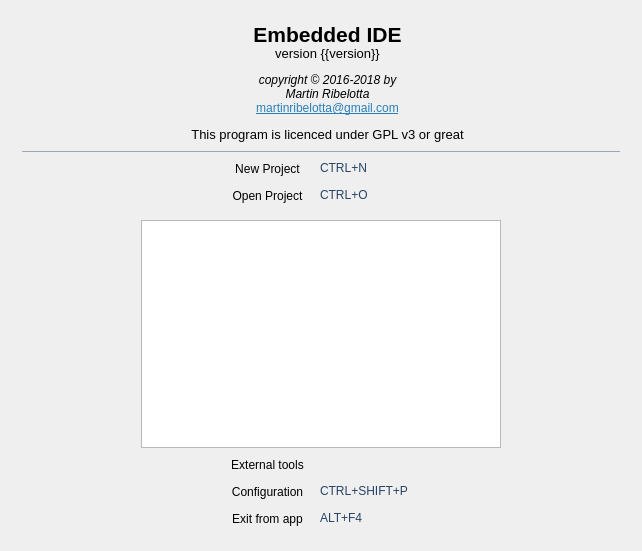
Above: ide/mainwindow.ui from martinribelotta/embedded-ide before the change. Below: the same form after it.
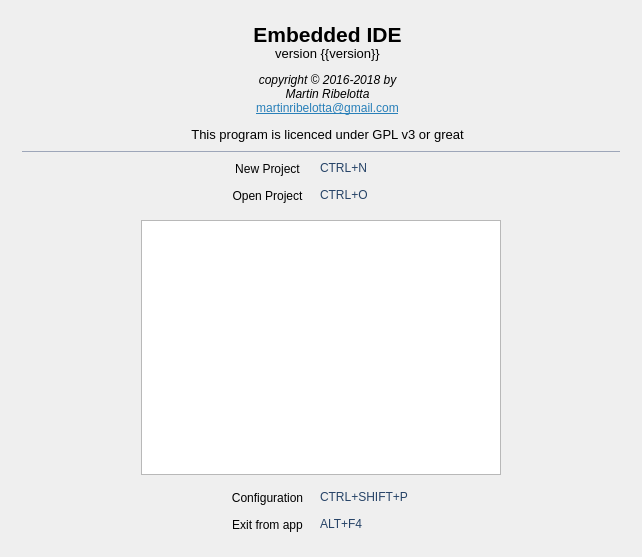
That is the form after the change. The open tabs and pages were chosen to show the change. Icons and pictures are not drawn. Custom widgets are drawn as their Qt base class.

Commit message:
Fix caret color setting and minor fix on ui
This commit fix #39

Patch:
```diff
--- a/ide/mainwindow.ui
+++ b/ide/mainwindow.ui
@@ -7,7 +7,7 @@
     <x>0</x>
     <y>0</y>
     <width>642</width>
-    <height>551</height>
+    <height>557</height>
    </rect>
   </property>
   <layout class="QVBoxLayout" name="verticalLayout_2">
@@ -945,41 +945,6 @@
              </property>
             </widget>
            </item>
-           <item row="0" column="1">
-            <widget class="QToolButton" name="buttonExternalTools">
-             <property name="sizePolicy">
-              <sizepolicy hsizetype="Preferred" vsizetype="Fixed">
-               <horstretch>0</horstretch>
-               <verstretch>0</verstretch>
-              </sizepolicy>
-             </property>
-             <property name="toolTip">
-              <string>Open Confioguration</string>
-             </property>
-             <property name="text">
-              <string>External tools</string>
-             </property>
-             <property name="icon">
-              <iconset theme="run-build-configure">
-               <normaloff>.</normaloff>.</iconset>
-             </property>
-             <property name="iconSize">
-              <size>
-               <width>22</width>
-               <height>22</height>
-              </size>
-             </property>
-             <property name="popupMode">
-              <enum>QToolButton::InstantPopup</enum>
-             </property>
-             <property name="toolButtonStyle">
-              <enum>Qt::ToolButtonTextBesideIcon</enum>
-             </property>
-             <property name="autoRaise">
-              <bool>true</bool>
-             </property>
-            </widget>
-           </item>
           </layout>
          </item>
          <item row="0" column="2">
```
Left out of the diff: 19 changed lines with no effect on the pictures. The commit also changes 3 other files.
